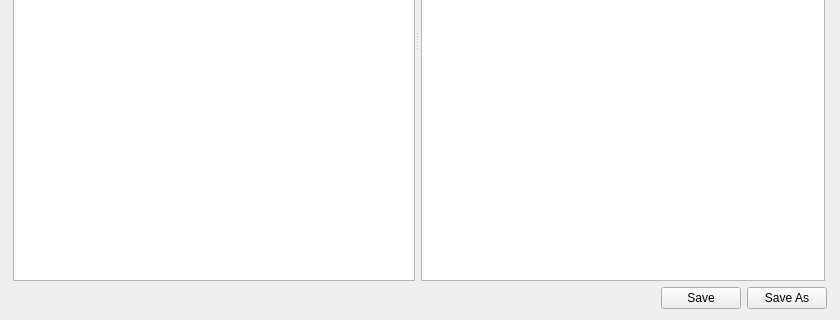
GAMS-dev/studio, file src/option/solveroptionwidget.ui: the form before one commit; both pictures show x 0 to 840 and y 213 to 533 of the 840 by 533 pixel window.
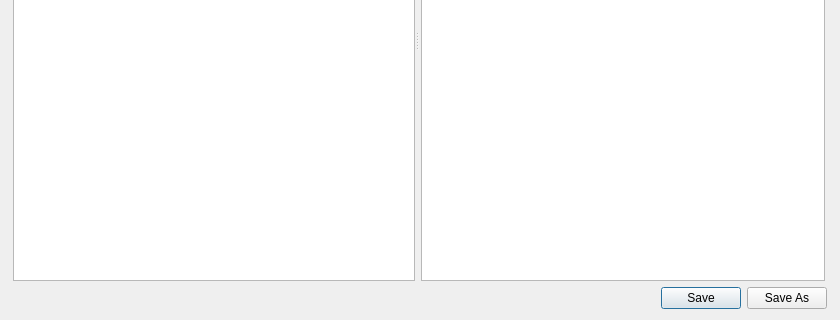
The form after the commit.

```diff
--- a/src/option/solveroptionwidget.ui
+++ b/src/option/solveroptionwidget.ui
@@ -81,7 +81,7 @@
    <item>
     <widget class="QWidget" name="solverCommandWidget" native="true">
      <property name="sizePolicy">
-      <sizepolicy hsizetype="Expanding" vsizetype="Fixed">
+      <sizepolicy hsizetype="Expanding" vsizetype="Preferred">
        <horstretch>0</horstretch>
        <verstretch>0</verstretch>
       </sizepolicy>
@@ -129,7 +129,10 @@
         <property name="text">
          <string>Save</string>
         </property>
-        <property name="checkable">
+        <property name="autoDefault">
+         <bool>true</bool>
+        </property>
+        <property name="default">
          <bool>true</bool>
         </property>
        </widget>
```
Left out of the diff: 12 changed lines with no effect on the pictures.
